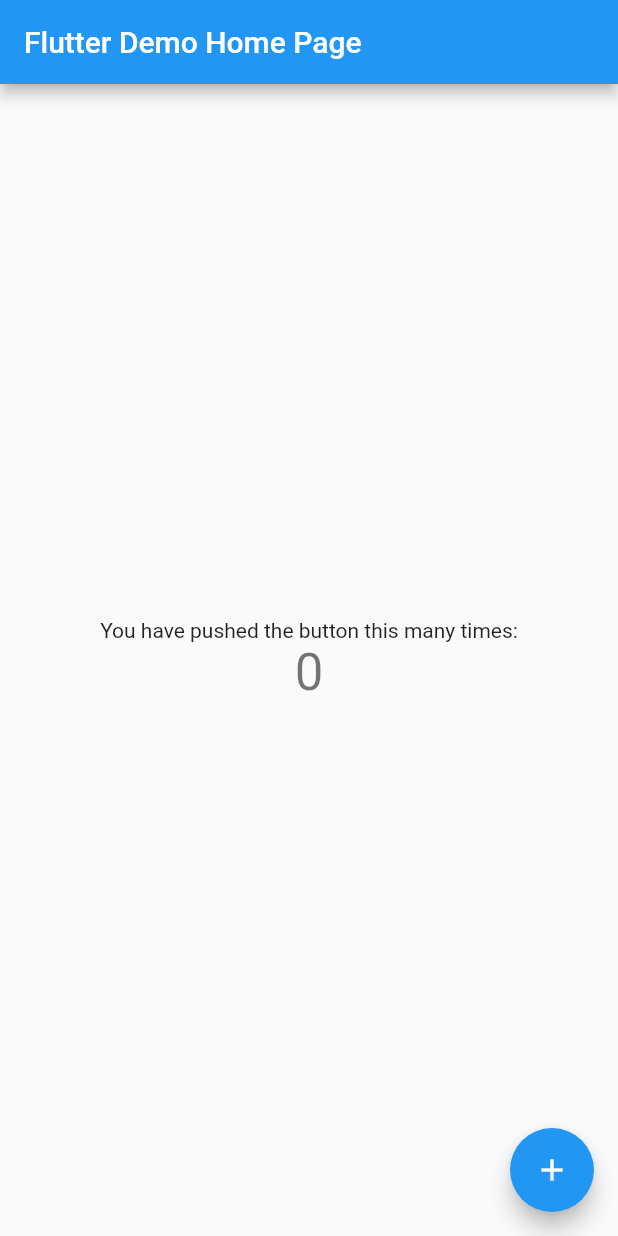
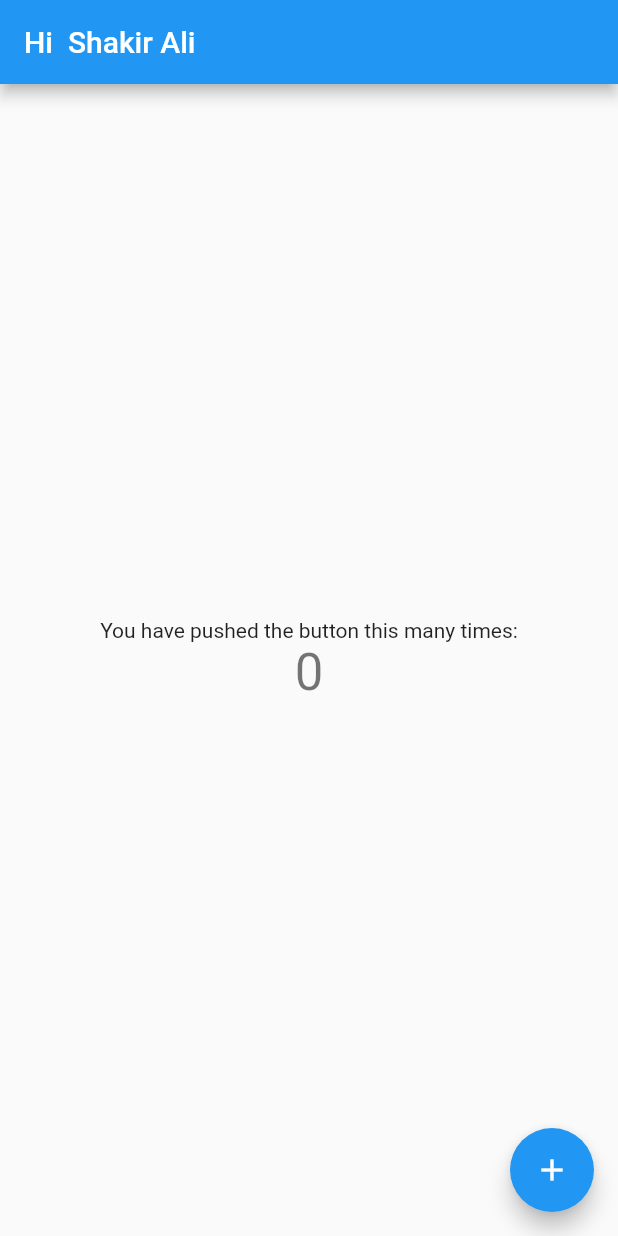
Before and after one commit to Shakir717/Todo-App, a Flutter app: the screen it shows after launch, on a phone screen of 412 x 824 dp. Run offline on Flutter 3.47's test engine with Material 2 defaults, Android fonts, the phone set to English and light mode, and no system bars; generated files the repository leaves out were written again.

Commit message:
add/flutter_localization

```diff
--- /dev/null
+++ b/l10n.yaml
@@ -0,0 +1,3 @@
+arb-dir: lib/l10n
+template-arb-file: app_en.arb
+output-localization-file: app_localizations.dart
--- /dev/null
+++ b/lib/l10n/app_es.arb
@@ -0,0 +1,3 @@
+{
+"helloWorld": "¡Hola Mundo!"
+}
--- a/lib/main.dart
+++ b/lib/main.dart
@@ -1,4 +1,5 @@
 import 'package:flutter/material.dart';
+import 'package:flutter_gen/gen_l10n/app_localizations.dart';
 
 void main() {
   runApp(const MyApp());
@@ -11,6 +12,8 @@ class MyApp extends StatelessWidget {
   @override
   Widget build(BuildContext context) {
     return MaterialApp(
+      localizationsDelegates: AppLocalizations.localizationsDelegates,
+      supportedLocales: AppLocalizations.supportedLocales,
       title: 'Flutter Demo',
       theme: ThemeData(
         // This is the theme of your application.
@@ -24,7 +27,7 @@ class MyApp extends StatelessWidget {
         // is not restarted.
         primarySwatch: Colors.blue,
       ),
-      home: const MyHomePage(title: 'Flutter Demo Home Page'),
+      home: MyHomePage(title: ''),
     );
   }
 }
@@ -73,7 +76,7 @@ class _MyHomePageState extends State<MyHomePage> {
       appBar: AppBar(
         // Here we take the value from the MyHomePage object that was created by
         // the App.build method, and use it to set our appbar title.
-        title: Text(widget.title),
+        title: Text(AppLocalizations.of(context)!.helloWorld('Shakir Ali')),
       ),
       body: Center(
         // Center is a layout widget. It takes a single child and positions it
--- a/pubspec.yaml
+++ b/pubspec.yaml
@@ -29,11 +29,12 @@ environment:
 dependencies:
   flutter:
     sdk: flutter
-
-
   # The following adds the Cupertino Icons font to your application.
   # Use with the CupertinoIcons class for iOS style icons.
+
   cupertino_icons: ^1.0.2
+  flutter_localization: ^0.1.9
+  intl: ^0.17.0
 
 dev_dependencies:
   flutter_test:
@@ -51,6 +52,7 @@ dev_dependencies:
 
 # The following section is specific to Flutter packages.
 flutter:
+  generate: true # Add this line
 
   # The following line ensures that the Material Icons font is
   # included with your application, so that you can use the icons in
```
Also changed, not shown: lib/l10n/app_en.arb (added, +12 -0 lines), pubspec.lock, 9 other files.
